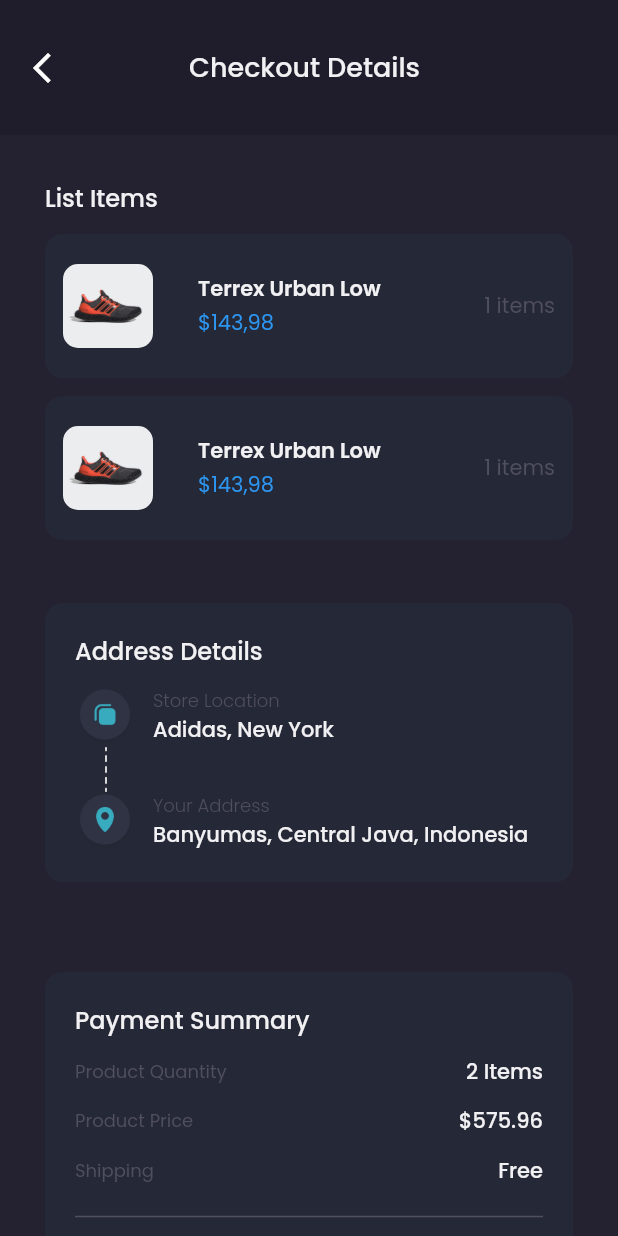
After one commit to irfanagust/flavel, a Flutter app: the CheckoutPage screen opened by its route, on a phone screen of 412 x 824 dp. The commit adds this screen. Run offline on Flutter 3.47's test engine with Material 2 defaults, Android fonts, the phone set to English and light mode, and no system bars; our stand-ins replace carousel_slider, google_fonts.

Commit message:
interface checkout

```diff
--- a/lib/main.dart
+++ b/lib/main.dart
@@ -1,5 +1,6 @@
 import 'package:flavel/pages/cart_page.dart';
 import 'package:flavel/pages/chat_detail_page.dart';
+import 'package:flavel/pages/checkout_page.dart';
 import 'package:flavel/pages/home/main_page.dart';
 import 'package:flavel/pages/product_page.dart';
 import 'package:flavel/pages/profile_edit_page.dart';
@@ -29,6 +30,7 @@
         '/edit-profile': (context) => const ProfileEditPage(),
         '/product': (context) => ProductPage(),
         '/cart': (context) => CartPage(),
+        '/checkout': (context) => CheckoutPage(),
       },
     );
   }
--- a/lib/pages/cart_page.dart
+++ b/lib/pages/cart_page.dart
@@ -140,6 +140,8 @@
             ),
             Container(
               margin: EdgeInsets.all(defaultMargin),
+              child: GestureDetector(
+                onTap: () => Navigator.pushNamed(context, '/checkout'),
                 child: Container(
                   padding: const EdgeInsets.symmetric(
                     vertical: 13,
@@ -167,6 +169,7 @@
                   ),
                 ),
               ),
+            ),
           ],
         ),
       );
--- /dev/null
+++ b/lib/pages/checkout_page.dart
@@ -0,0 +1,400 @@
+import 'package:flavel/theme.dart';
+import 'package:flavel/widgets/checkout_product_tile.dart';
+import 'package:flavel/widgets/product_tile.dart';
+import 'package:flutter/material.dart';
+
+class CheckoutPage extends StatelessWidget {
+  const CheckoutPage({Key? key}) : super(key: key);
+
+  @override
+  Widget build(BuildContext context) {
+    AppBar header() {
+      return AppBar(
+        centerTitle: true,
+        automaticallyImplyLeading: false,
+        toolbarHeight: 90,
+        elevation: 0,
+        backgroundColor: bgColor1,
+        title: Row(
+          mainAxisAlignment: MainAxisAlignment.spaceBetween,
+          children: [
+            GestureDetector(
+              onTap: () => Navigator.pop(context),
+              child: const Icon(
+                Icons.arrow_back_ios_new,
+              ),
+            ),
+            Text(
+              'Checkout Details',
+              style: primaryTextStyle.copyWith(
+                fontSize: 18,
+              ),
+            ),
+            SizedBox(
+              width: defaultMargin,
+            )
+          ],
+        ),
+      );
+    }
+
+    Widget addressDetail() {
+      return Container(
+        margin: EdgeInsets.symmetric(
+          vertical: defaultMargin,
+          horizontal: defaultMargin,
+        ),
+        padding: const EdgeInsets.all(20),
+        width: double.infinity,
+        decoration: BoxDecoration(
+          borderRadius: BorderRadius.circular(12),
+          color: bgColor4,
+        ),
+        child: Column(
+          crossAxisAlignment: CrossAxisAlignment.start,
+          children: [
+            Text(
+              'Address Details',
+              style: primaryTextStyle.copyWith(
+                fontSize: 16,
+                fontWeight: medium,
+              ),
+            ),
+            const SizedBox(
+              height: 12,
+            ),
+            // NOTE : SECOND TRY
+            // Row(
+            //   children: [
+            //     Column(
+            //       children: [
+            //         Image.asset(
+            //           'assets/icon_store_location.png',
+            //           width: 40,
+            //         ),
+            //         Image.asset(
+            //           'assets/icon_line.png',
+            //           width: 1,
+            //         ),
+            //         Image.asset(
+            //           'assets/icon_your_address.png',
+            //           width: 40,
+            //         ),
+            //       ],
+            //     ),
+            //     const SizedBox(
+            //       width: 12,
+            //     ),
+            //     Expanded(
+            //       child: Column(
+            //         crossAxisAlignment: CrossAxisAlignment.start,
+            //         children: [
+            //           Text(
+            //             'Store Location',
+            //             style: subtitleTextStyle.copyWith(
+            //               fontWeight: light,
+            //               fontSize: 12,
+            //             ),
+            //             overflow: TextOverflow.clip,
+            //           ),
+            //           Text(
+            //             'Adidas, New York',
+            //             style: primaryTextStyle.copyWith(
+            //               fontWeight: medium,
+            //               fontSize: 14,
+            //             ),
+            //             overflow: TextOverflow.clip,
+            //           ),
+            //           SizedBox(
+            //             height: defaultMargin,
+            //           ),
+            //           Text(
+            //             'Your Address',
+            //             style: subtitleTextStyle.copyWith(
+            //               fontWeight: light,
+            //               fontSize: 12,
+            //             ),
+            //             overflow: TextOverflow.clip,
+            //           ),
+            //           Text(
+            //             'Banyumas, Central Java, Indonesia',
+            //             style: primaryTextStyle.copyWith(
+            //               fontWeight: medium,
+            //               fontSize: 14,
+            //             ),
+            //             overflow: TextOverflow.clip,
+            //           ),
+            //         ],
+            //       ),
+            //     ),
+            //   ],
+            // )
+            // NOTE : FIRST TRY
+            Column(
+              children: [
+                Row(
+                  children: [
+                    Image.asset(
+                      'assets/icon_store_location.png',
+                      width: 40,
+                    ),
+                    const SizedBox(
+                      width: 12,
+                    ),
+                    Expanded(
+                      child: Column(
+                        crossAxisAlignment: CrossAxisAlignment.start,
+                        children: [
+                          Text(
+                            'Store Location',
+                            style: subtitleTextStyle.copyWith(
+                              fontWeight: light,
+                              fontSize: 12,
+                            ),
+                            overflow: TextOverflow.clip,
+                          ),
+                          Text(
+                            'Adidas, New York',
+                            style: primaryTextStyle.copyWith(
+                              fontWeight: medium,
+                              fontSize: 14,
+                            ),
+                            overflow: TextOverflow.clip,
+                          ),
+                        ],
+                      ),
+                    )
+                  ],
+                ),
+                Row(
+                  children: [
+                    Container(
+                      padding: const EdgeInsets.symmetric(horizontal: 20),
+                      child: Image.asset(
+                        'assets/icon_line.png',
+                        width: 1,
+                      ),
+                    ),
+                    const SizedBox(
+                      width: 1,
+                    )
+                  ],
+                ),
+                Row(
+                  children: [
+                    Image.asset(
+                      'assets/icon_your_address.png',
+                      width: 40,
+                    ),
+                    const SizedBox(
+                      width: 12,
+                    ),
+                    Expanded(
+                      child: Column(
+                        crossAxisAlignment: CrossAxisAlignment.start,
+                        children: [
+                          Text(
+                            'Your Address',
+                            style: subtitleTextStyle.copyWith(
+                              fontWeight: light,
+                              fontSize: 12,
+                            ),
+                            overflow: TextOverflow.clip,
+                          ),
+                          Text(
+                            'Banyumas, Central Java, Indonesia',
+                            style: primaryTextStyle.copyWith(
+                              fontWeight: medium,
+                              fontSize: 14,
+                            ),
+                            overflow: TextOverflow.clip,
+                          ),
+                        ],
+                      ),
+                    )
+                  ],
+                ),
+              ],
+            ),
+          ],
+        ),
+      );
+    }
+
+    Widget paymentSummary() {
+      return Container(
+        margin: EdgeInsets.symmetric(
+          vertical: defaultMargin,
+          horizontal: defaultMargin,
+        ),
+        padding: const EdgeInsets.all(20),
+        width: double.infinity,
+        decoration: BoxDecoration(
+          borderRadius: BorderRadius.circular(12),
+          color: bgColor4,
+        ),
+        child: Column(
+          crossAxisAlignment: CrossAxisAlignment.start,
+          children: [
+            Text(
+              'Payment Summary',
+              style: primaryTextStyle.copyWith(
+                fontSize: 16,
+                fontWeight: medium,
+              ),
+            ),
+            const SizedBox(
+              height: 12,
+            ),
+            Row(
+              mainAxisAlignment: MainAxisAlignment.spaceBetween,
+              children: [
+                Text(
+                  'Product Quantity',
+                  style: subtitleTextStyle.copyWith(fontSize: 12),
+                ),
+                Text(
+                  '2 Items',
+                  style: primaryTextStyle.copyWith(
+                    fontSize: 14,
+                    fontWeight: medium,
+                  ),
+                )
+              ],
+            ),
+            const SizedBox(
+              height: 12,
+            ),
+            Row(
+              mainAxisAlignment: MainAxisAlignment.spaceBetween,
+              children: [
+                Text(
+                  'Product Price',
+                  style: subtitleTextStyle.copyWith(fontSize: 12),
+                ),
+                Text(
+                  '\$575.96',
+                  style: primaryTextStyle.copyWith(
+                    fontSize: 14,
+                    fontWeight: medium,
+                  ),
+                )
+              ],
+            ),
+            const SizedBox(
+              height: 12,
+            ),
+            Row(
+              mainAxisAlignment: MainAxisAlignment.spaceBetween,
+              children: [
+                Text(
+                  'Shipping',
+                  style: subtitleTextStyle.copyWith(fontSize: 12),
+                ),
+                Text(
+                  'Free',
+                  style: primaryTextStyle.copyWith(
+                    fontSize: 14,
+                    fontWeight: medium,
+                  ),
+                )
+              ],
+            ),
+            const SizedBox(
+              height: 12,
+            ),
+            Divider(
+              color: subtitleTextColor,
+              thickness: 1,
+            ),
+            const SizedBox(
+              height: 12,
+            ),
+            Row(
+              mainAxisAlignment: MainAxisAlignment.spaceBetween,
+              children: [
+                Text(
+                  'Total',
+                  style: priceTextStyle.copyWith(
+                    fontSize: 14,
+                    fontWeight: semiBold,
+                  ),
+                ),
+                Text(
+                  '\$575.96',
+                  style: priceTextStyle.copyWith(
+                    fontSize: 14,
+                    fontWeight: semiBold,
+                  ),
+                )
+              ],
+            ),
+          ],
+        ),
+      );
+    }
+
+    Widget content() {
+      return ListView(
+        children: [
+          Container(
+            margin: EdgeInsets.only(
+              top: defaultMargin,
+              left: defaultMargin,
+              right: defaultMargin,
+            ),
+            child: Text(
+              'List Items',
+              style: primaryTextStyle.copyWith(
+                fontSize: 16,
+                fontWeight: medium,
+              ),
+            ),
+          ),
+          const SizedBox(
+            height: 12,
+          ),
+          CheckoutProductTile(),
+          CheckoutProductTile(),
+          addressDetail(),
+          paymentSummary(),
+          Divider(
+            color: subtitleTextColor,
+            thickness: 1,
+          ),
+          Container(
+            margin: EdgeInsets.all(defaultMargin),
+            child: GestureDetector(
+              onTap: () {},
+              child: Container(
+                padding: const EdgeInsets.symmetric(
+                  vertical: 13,
+                  horizontal: 20,
+                ),
+                decoration: BoxDecoration(
+                  borderRadius: BorderRadius.circular(12),
+                  color: primaryColor,
+                ),
+                child: Center(
+                  child: Text(
+                    'Checkout Now',
+                    style: primaryTextStyle.copyWith(
+                      fontWeight: semiBold,
+                      fontSize: 16,
+                    ),
+                  ),
+                ),
+              ),
+            ),
+          ),
+        ],
+      );
+    }
+
+    return Scaffold(
+      backgroundColor: bgColor3,
+      appBar: header(),
+      body: content(),
+    );
+  }
+}
--- /dev/null
+++ b/lib/widgets/checkout_product_tile.dart
@@ -0,0 +1,65 @@
+import 'package:flavel/theme.dart';
+import 'package:flutter/material.dart';
+
+class CheckoutProductTile extends StatelessWidget {
+  CheckoutProductTile({Key? key}) : super(key: key);
+
+  @override
+  Widget build(BuildContext context) {
+    return Container(
+      margin: EdgeInsets.only(
+        bottom: 12,
+        left: defaultMargin,
+        right: defaultMargin,
+      ),
+      padding: const EdgeInsets.symmetric(
+        vertical: 20,
+        horizontal: 12,
+      ),
+      decoration: BoxDecoration(
+        borderRadius: BorderRadius.circular(12),
+        color: bgColor4,
+      ),
+      child: Row(
+        mainAxisAlignment: MainAxisAlignment.spaceBetween,
+        children: [
+          ClipRRect(
+            borderRadius: BorderRadius.circular(10),
+            child: Image.asset(
+              'assets/image_shoes.png',
+              width: 60,
+              fit: BoxFit.cover,
+            ),
+          ),
+          const SizedBox(
+            width: 12,
+          ),
+          Column(
+            crossAxisAlignment: CrossAxisAlignment.start,
+            children: [
+              Text(
+                'Terrex Urban Low',
+                style: primaryTextStyle.copyWith(fontWeight: semiBold),
+                overflow: TextOverflow.ellipsis,
+              ),
+              const SizedBox(
+                height: 2,
+              ),
+              Text(
+                '\$143,98',
+                style: priceTextStyle,
+              ),
+            ],
+          ),
+          const SizedBox(
+            width: 51,
+          ),
+          Text(
+            '1 items',
+            style: subtitleTextStyle,
+          )
+        ],
+      ),
+    );
+  }
+}
```
Lines whose indentation alone changed are shown as unchanged.
